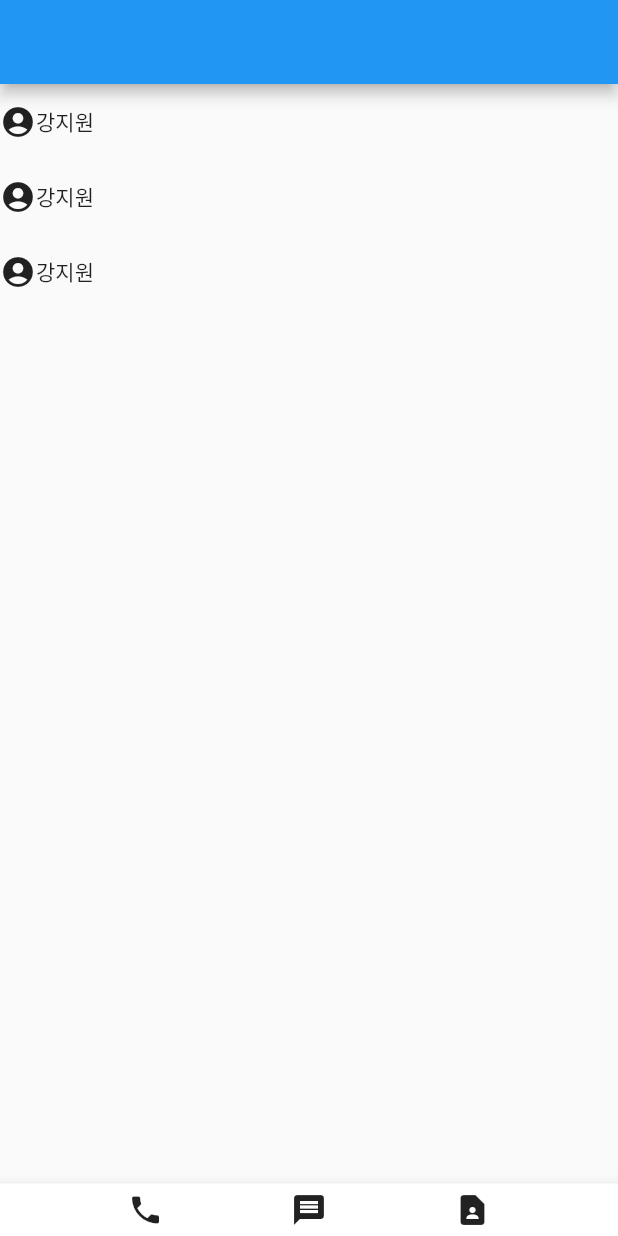
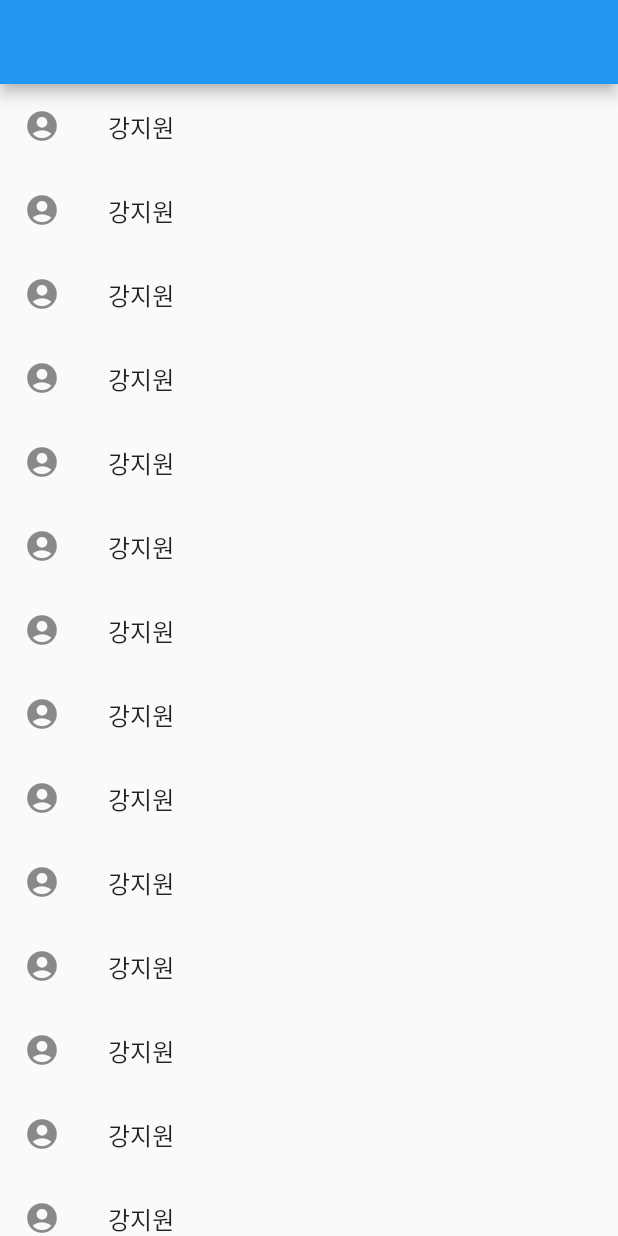
Before and after one commit to betterplaywon/flutter_practice, a Flutter app: the screen it shows after launch, on a phone screen of 412 x 824 dp. Run offline on Flutter 3.47's test engine with Material 2 defaults, Android fonts, the phone set to English and light mode, and no system bars; missing offline and left inert: dart:html.

Commit message:
Modified: Layout using listview

```diff
--- a/lib/main.dart
+++ b/lib/main.dart
@@ -16,40 +16,17 @@ class MyApp extends StatelessWidget {
     return MaterialApp(
       home: Scaffold(
       appBar: AppBar(),
-        body:ListView(
-          children: <Widget>[
-          Container(
-          height: 50,
-          child: Row(
-            children: [
-              Icon(Icons.account_circle),
-              Text('강지원'),
-            ],
-          ),
-        ),
-            Container(
-              height: 50,
-              child: Row(
-                children: [
-                  Icon(Icons.account_circle),
-                  Text('강지원'),
-                ],
+        body:ListView.builder(
+          itemCount: 30,
+        itemBuilder: (context,index){
+          return ListTile(
+            leading: Icon(Icons.account_circle),
+            title: Text('강지원'),
+          );
+        },
               ),
             ),
-            Container(
-              height: 50,
-              child: Row(
-                children: [
-                  Icon(Icons.account_circle),
-                  Text('강지원'),
-                ],
-              ),
-            ),
-      ],
-      ),
-        bottomNavigationBar:bottomBar()
-        ),
-    );
+      );
   }
 }
 
```
